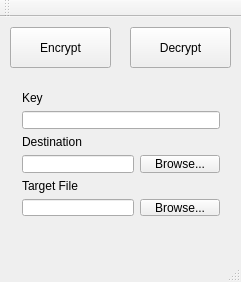
First picture: the form in mainwindow.ui, repository fduffy/comp152-gui-project, before the edit.
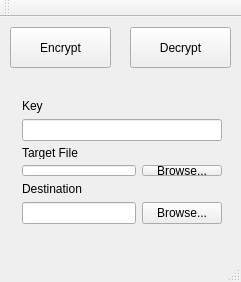
Second picture: the form after the edit.

Patch:
```diff
--- a/mainwindow.ui
+++ b/mainwindow.ui
@@ -47,8 +47,8 @@
     <property name="geometry">
      <rect>
       <x>11</x>
-      <y>63</y>
-      <width>220</width>
+      <y>71</y>
+      <width>222</width>
       <height>147</height>
      </rect>
     </property>
@@ -69,6 +69,31 @@
      </item>
      <item>
       <layout class="QVBoxLayout" name="verticalLayout">
+       <item>
+        <layout class="QVBoxLayout" name="verticalLayout_3">
+         <item>
+          <widget class="QLabel" name="label">
+           <property name="text">
+            <string>Target File</string>
+           </property>
+          </widget>
+         </item>
+         <item>
+          <layout class="QHBoxLayout" name="horizontalLayout">
+           <item>
+            <widget class="QLineEdit" name="targetFileLine"/>
+           </item>
+           <item>
+            <widget class="QPushButton" name="targetBrowse">
+             <property name="text">
+              <string>Browse...</string>
+             </property>
+            </widget>
+           </item>
+          </layout>
+         </item>
+        </layout>
+       </item>
        <item>
         <widget class="QLabel" name="label_2">
          <property name="text">
@@ -92,31 +117,6 @@
        </item>
       </layout>
      </item>
-     <item>
-      <layout class="QVBoxLayout" name="verticalLayout_3">
-       <item>
-        <widget class="QLabel" name="label">
-         <property name="text">
-          <string>Target File</string>
-         </property>
-        </widget>
-       </item>
-       <item>
-        <layout class="QHBoxLayout" name="horizontalLayout">
-         <item>
-          <widget class="QLineEdit" name="targetFileLine"/>
-         </item>
-         <item>
-          <widget class="QPushButton" name="targetBrowse">
-           <property name="text">
-            <string>Browse...</string>
-           </property>
-          </widget>
-         </item>
-        </layout>
-       </item>
-      </layout>
-     </item>
     </layout>
    </widget>
   </widget>
```
